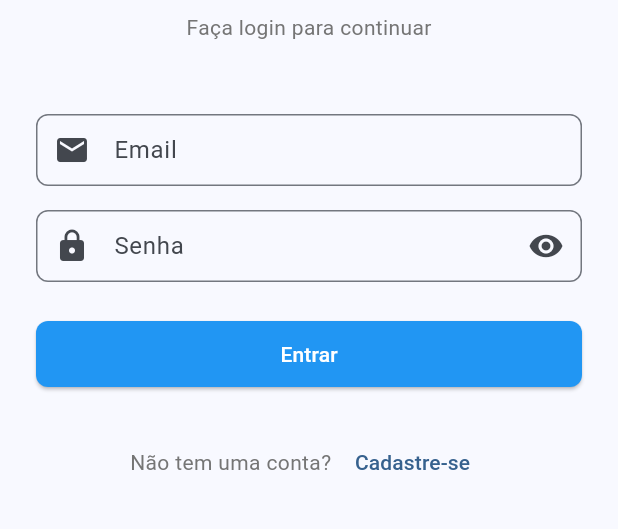
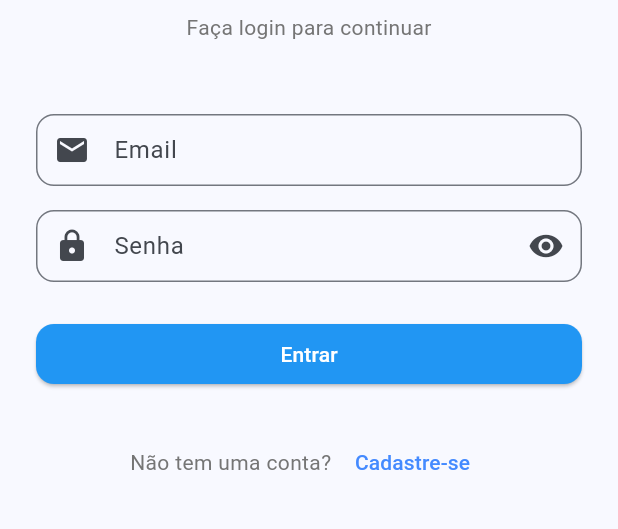
Before and after one commit to Caique1030/ecommerce_whitelabel_app, a Flutter app: the screen it shows after launch, on a phone screen of 412 x 824 dp, the part 468-997 px from its top. Run offline on Flutter 3.47's test engine with Material 3 defaults, Android fonts, the phone set to English and light mode, and no system bars; our stand-ins replace dartz, equatable, flutter_bloc, get_it, shared_preferences, socket_io_client; network calls fail.

Commit message:
feat- retirando o device emulator. E arrumando as cores padrões

```diff
--- a/lib/core/theme/app_theme.dart
+++ b/lib/core/theme/app_theme.dart
@@ -5,16 +5,27 @@ class AppTheme {
     final primary = primaryColor ?? Colors.blue;
     final secondary = secondaryColor ?? Colors.blueAccent;
 
+    final colorScheme = ColorScheme.fromSeed(
+      seedColor: primary,
+      brightness: Brightness.light,
+    ).copyWith(
+      primary: primary,
+      secondary: secondary,
+    );
+
     return ThemeData(
+      useMaterial3: true,
+      colorScheme: colorScheme,
       primaryColor: primary,
-      colorScheme: ColorScheme.fromSeed(
-        seedColor: primary,
-        secondary: secondary,
-      ),
       appBarTheme: AppBarTheme(
         backgroundColor: primary,
         foregroundColor: Colors.white,
-        elevation: 2,
+        elevation: 0,
+      ),
+      textButtonTheme: TextButtonThemeData(
+        style: TextButton.styleFrom(
+          foregroundColor: secondary,
+        ),
       ),
       floatingActionButtonTheme: FloatingActionButtonThemeData(
         backgroundColor: primary,
@@ -24,14 +35,24 @@ class AppTheme {
         style: ElevatedButton.styleFrom(
           backgroundColor: primary,
           foregroundColor: Colors.white,
-          padding: const EdgeInsets.symmetric(horizontal: 24, vertical: 12),
-          shape: RoundedRectangleBorder(borderRadius: BorderRadius.circular(8)),
+          shape: RoundedRectangleBorder(
+            borderRadius: BorderRadius.circular(12),
+          ),
+        ),
+      ),
+     cardTheme: CardThemeData(
+        elevation: 2,
+        shape: RoundedRectangleBorder(
+          borderRadius: BorderRadius.circular(12),
         ),
       ),
       inputDecorationTheme: InputDecorationTheme(
-        border: OutlineInputBorder(borderRadius: BorderRadius.circular(8)),
+        border: OutlineInputBorder(
+          borderRadius: BorderRadius.circular(12),
+          borderSide: BorderSide(color: primary, width: 2),
+        ),
         focusedBorder: OutlineInputBorder(
-          borderRadius: BorderRadius.circular(8),
+          borderRadius: BorderRadius.circular(12),
           borderSide: BorderSide(color: primary, width: 2),
         ),
         contentPadding: const EdgeInsets.symmetric(
@@ -39,10 +60,6 @@ class AppTheme {
           vertical: 12,
         ),
       ),
-      cardTheme: CardThemeData(
-        elevation: 2,
-        shape: RoundedRectangleBorder(borderRadius: BorderRadius.circular(12)),
-      ),
     );
   }
 }
```
Also changed, not shown: lib/core/constants/app_constants.dart (+23 -0 lines), lib/core/theme/whitelabel_theme.dart (+7 -29 lines), pubspec.lock, 10 other files.
